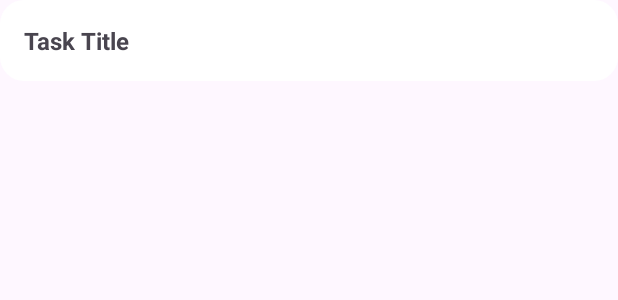
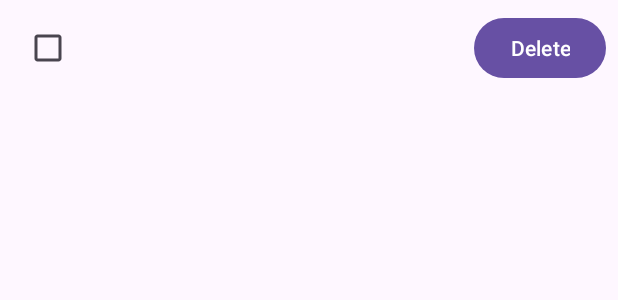
Before and after one commit to Oieu/MobDev_Final_Project, an Android app: the layout item_task.xml on its own in the app's theme, with its tools: preview values and no code run, on a phone screen of 412 x 824 dp. Shown: the top 300 px of the screen. Run offline under Robolectric (Android 15) with nearby library versions, the phone set to English and light mode, and no system bars.

Commit message:
Added firebase and started the add task option

```diff
--- a/app/build.gradle.kts
+++ b/app/build.gradle.kts
@@ -1,5 +1,6 @@
 plugins {
     alias(libs.plugins.android.application)
+    alias(libs.plugins.google.gms.google.services)
 }
 
 android {
@@ -37,6 +38,8 @@ dependencies {
     implementation(libs.material)
     implementation(libs.activity)
     implementation(libs.constraintlayout)
+    implementation(libs.firebase.database)
+    implementation(libs.firebase.firestore)
     testImplementation(libs.junit)
     androidTestImplementation(libs.ext.junit)
     androidTestImplementation(libs.espresso.core)
--- a/app/src/main/res/layout/item_task.xml
+++ b/app/src/main/res/layout/item_task.xml
@@ -1,15 +1,32 @@
-<LinearLayout xmlns:android="http://schemas.android.com/apk/res/android"
+<androidx.constraintlayout.widget.ConstraintLayout xmlns:android="http://schemas.android.com/apk/res/android"
+    xmlns:app="http://schemas.android.com/apk/res-auto"
     android:layout_width="match_parent"
     android:layout_height="wrap_content"
-    android:orientation="vertical"
-    android:padding="16dp"
-    android:background="@drawable/rounded_corner_background">
+    android:padding="8dp">
+
+    <CheckBox
+        android:id="@+id/cbtaskcompleted"
+        android:layout_width="wrap_content"
+        android:layout_height="wrap_content"
+        app:layout_constraintStart_toStartOf="parent"
+        app:layout_constraintTop_toTopOf="parent" />
 
     <TextView
-        android:id="@+id/taskTitle"
-        android:layout_width="match_parent"
+        android:id="@+id/tasktitle"
+        android:layout_width="0dp"
         android:layout_height="wrap_content"
-        android:text="Task Title"
+        android:layout_marginStart="8dp"
         android:textSize="16sp"
-        android:textStyle="bold" />
-</LinearLayout>
+        android:textStyle="bold"
+        app:layout_constraintStart_toEndOf="@id/cbtaskcompleted"
+        app:layout_constraintTop_toTopOf="@id/cbtaskcompleted"
+        app:layout_constraintEnd_toStartOf="@+id/btndeletetask" />
+
+    <Button
+        android:id="@+id/btndeletetask"
+        android:layout_width="wrap_content"
+        android:layout_height="wrap_content"
+        android:text="Delete"
+        app:layout_constraintEnd_toEndOf="parent"
+        app:layout_constraintTop_toTopOf="parent" />
+</androidx.constraintlayout.widget.ConstraintLayout>
--- a/build.gradle.kts
+++ b/build.gradle.kts
@@ -1,4 +1,5 @@
 // Top-level build file where you can add configuration options common to all sub-projects/modules.
 plugins {
     alias(libs.plugins.android.application) apply false
+    alias(libs.plugins.google.gms.google.services) apply false
 }
```
Also changed, not shown: app/src/main/java/com/example/final_project/AddTask.java (+42 -13 lines), app/src/main/java/com/example/final_project/MainActivity.java (+52 -10 lines), app/src/main/java/com/example/final_project/Task.java (added, +50 -0 lines), app/src/main/java/com/example/final_project/TaskAdapter.java (+34 -5 lines), app/src/main/res/layout/activity_add_task.xml (+11 -9 lines), app/src/main/res/layout/activity_main.xml (+7 -10 lines), gradle/libs.versions.toml (+7 -1 lines).
